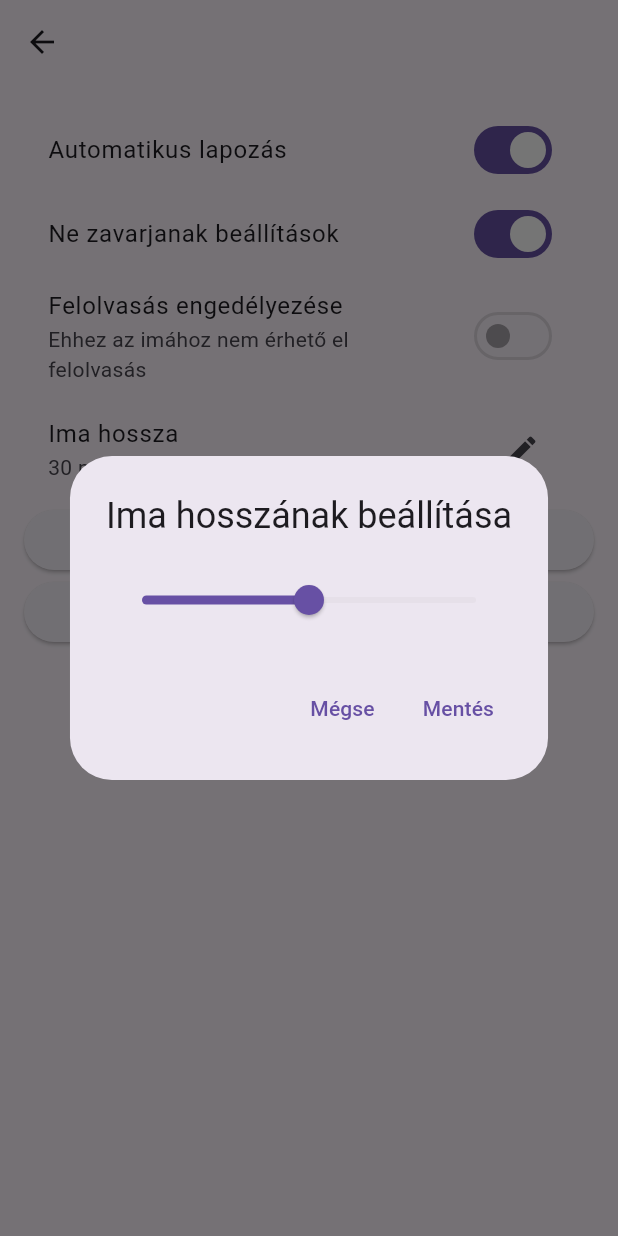
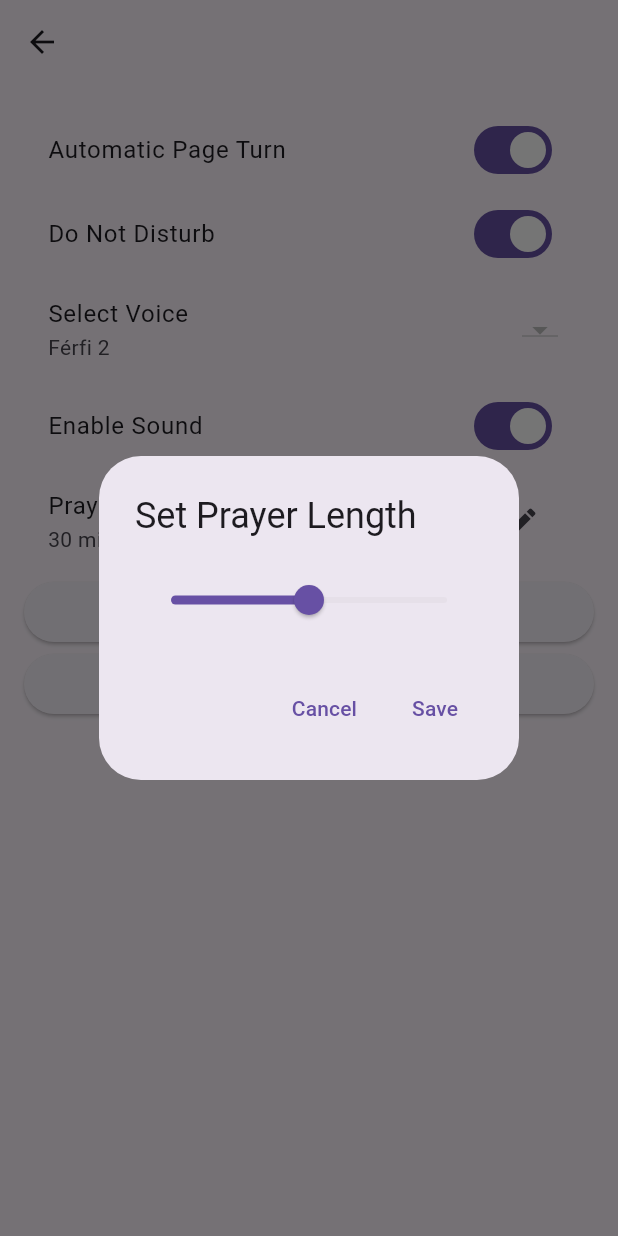
Before and after one commit to szentjozsefhackathon/ignacio_prayers_flutter_application, a Flutter app: the PrayerSettingsPage screen opened directly with empty values, after a tap on the "edit" icon, on a phone screen of 412 x 824 dp. Run offline on Flutter 3.47's test engine with Material 3 defaults, Android fonts, the phone set to English and light mode, and no system bars; our stand-ins replace grouped_list, just_audio, permission_handler, shared_preferences, vibration; missing offline and left inert: alarm, do_not_disturb, enum_to_string; accounts and stored records are empty; network calls fail.

Commit message:
Revert "prayer settings load strings from hungarian_language_constants and checking currentPrayer.voiceOptions.isEmpty is added and fixed"
This reverts commit 6ef223623d9df6fde9b922b2c02fc83699fa0a06.

```diff
--- a/lib/constants/constants.dart
+++ b/lib/constants/constants.dart
@@ -1,3 +1,8 @@
+
+// Layout constants
+const String TITLE = 'Flutter Demo';
+const String APP_BAR_TITLE = 'Flutter Demo Home Page';
+
 // Data constants
 // Shared Preferencies keys
 // Data keys
--- a/lib/constants/hungarian_language_constants.dart
+++ /dev/null
@@ -1,44 +0,0 @@
-
-const String TITLE = 'Ignáci imák';
-const String APP_BAR_TITLE = 'Ignáci imák';
-
-const String ERROR = 'Hiba';
-const String OK = 'OK';
-const String CANCEL = 'Mégse';
-const String YES = 'Igen';
-const String NO = 'Nem';
-const String SAVE = 'Mentés';
-
-
-const String SETTINGS = 'Beállítások';
-const String DND_SETTINGS = 'Ne zavarjanak beállítások';
-const String THEME_MODE = 'Téma beállítása';
-
-const String IMPRESSUM = 'Impresszum';
-
-const Map<String, String> THEME_MODE_ENUM = {
-  'light': 'Világos',
-  'dark': 'Sötét',
-  'system': 'Rendszer',
-};
-
-const String DAILY_NOTIFIER = 'Napi értesítő';
-const String DAILY_NOTIFIER_HOUR = 'Napi értesítő óra';
-const String DAILY_NOTIFIER_MINUTE = 'Napi értesítő perc';
-
-
-// description settings page
-const String SETUP_PRAYER = 'Ima beállítása';
-
-
-// prayer settings page
-const String AUTO_PAGE_TURN = 'Automatikus lapozás';
-const String SELECT_VOICE = 'Felolvasó kiválasztása';
-const String ENABLE_SOUND = 'Felolvasás engedélyezése';
-const String DISABLED_FOR_THIS_PRAYER = 'Ehhez az imához nem érhető el felolvasás';
-const String PRAYER_LENGTH = 'Ima hossza';
-const String SET_PRAYER_LENGTH = 'Ima hosszának beállítása';
-const String MINUTES = 'perc';
-
-const String MORE_SETTINGS = 'További beállítások';
-const String START_PRAYER = 'IMÁDSÁG KEZDÉSE';
--- a/lib/main.dart
+++ b/lib/main.dart
@@ -6,17 +6,16 @@ import 'data_descriptors/user_settings_data.dart';
 import 'dart:io' show Platform;
 import 'package:permission_handler/permission_handler.dart';
 import 'package:alarm/alarm.dart';
-import 'constants/hungarian_language_constants.dart';
 
 void main() async {
   WidgetsFlutterBinding.ensureInitialized();
   await Alarm.init();
 
-  runApp(const IgnacioPrayersApp());
+  runApp(IgnacioPrayersApp());
 }
 
 class IgnacioPrayersApp extends StatefulWidget {
-  const IgnacioPrayersApp({super.key});
+  const IgnacioPrayersApp({Key? key}) : super(key: key);
 
   @override
   State<IgnacioPrayersApp> createState() => _IgnacioPrayersAppState();
@@ -29,8 +28,6 @@ class _IgnacioPrayersAppState extends State<IgnacioPrayersApp> {
 
   // TODO: multiple languages
   // final String defaultLocale = Platform.localeName;
-
-  // TODO: Permission handling
 
   // Add any state variables you need to update
   UserSettingsData _userSettingsData = UserSettingsData.withDefaults();
@@ -61,15 +58,16 @@ class _IgnacioPrayersAppState extends State<IgnacioPrayersApp> {
   @override
   Widget build(BuildContext context) {
     return MaterialApp(
-      title: TITLE,
+      title: 'Ignáci imák',
       theme: ThemeData.light(),
       darkTheme: ThemeData.dark(),
       themeMode: _userSettingsData.themeMode,
+      home: PrayerGroupsPage(title: 'Ignáci imák'),
       // theme: ThemeData(
       //   colorScheme: ColorScheme.fromSeed(seedColor: Colors.cyan.shade900),
       //   useMaterial3: true,
       // ),
-      home: const PrayerGroupsPage(title: APP_BAR_TITLE),
+      // home: const MyHomePage(title: 'Flutter Demo Home Page'),
       routes: {
         '/settings': (context) => SettingsPage(
           userSettings: _userSettingsData,
--- a/lib/menu/prayers_page.dart
+++ b/lib/menu/prayers_page.dart
@@ -3,6 +3,8 @@ import 'package:flutter/material.dart';
 import 'package:ignacio_prayers_flutter_application/data_descriptors/prayer.dart';
 import '../data_handlers/data_manager.dart';
 import '../prayer/prayer_description_page.dart';
+import 'package:grouped_list/grouped_list.dart';
+import 'dart:io';
 import 'package:flutter/foundation.dart'; // For kIsWeb
 
 
@@ -11,7 +13,7 @@ class PrayersPage extends StatelessWidget {
   final String title;
   final DataManager dataManager;
 
-  const PrayersPage({super.key, required this.title, required this.prayers, required this.dataManager});
+  PrayersPage({required this.title, required this.prayers, required this.dataManager});
 
   @override
   Widget build(BuildContext context) {
@@ -38,7 +40,7 @@ class PrayersPage extends StatelessWidget {
                   borderRadius: BorderRadius.circular(10.0),
                 ),
                 elevation: 4,
-                margin: const EdgeInsets.all(10),
+                margin: EdgeInsets.all(10),
                 child: InkWell(
                   onTap: () {
                       Navigator.push(
--- a/lib/prayer/prayer_settings_page.dart
+++ b/lib/prayer/prayer_settings_page.dart
@@ -1,13 +1,10 @@
 import 'package:flutter/material.dart';
-import 'package:flutter/foundation.dart';
-
-import '../constants/hungarian_language_constants.dart';
 import '../data_handlers/data_manager.dart';
 import '../data_descriptors/prayer.dart';
+import 'prayer_page.dart';
 import '../data_descriptors/user_settings_data.dart';
 import '../settings/user_settings_manager.dart';
-
-import 'prayer_page.dart';
+import 'package:flutter/foundation.dart';
 
 
 class PrayerSettingsPage extends StatefulWidget {
@@ -15,10 +12,10 @@ class PrayerSettingsPage extends StatefulWidget {
   final DataManager dataManager;
 
   const PrayerSettingsPage({
-    super.key,
+    Key? key,
     required this.prayer,
     required this.dataManager
-    });
+    }): super(key: key);
 
   @override
   _PrayerSettingsPageState createState() => _PrayerSettingsPageState();
@@ -56,11 +53,6 @@ class _PrayerSettingsPageState extends State<PrayerSettingsPage> {
   Widget build(BuildContext context) {
     final Prayer currentPrayer = widget.prayer;
 
-    // If there are no voice options, disable sound
-    if (currentPrayer.voiceOptions.isEmpty) {
-      _userSettingsData.prayerSoundEnabled = false;
-    }
-
     return Scaffold(
       appBar: AppBar(
         title: Text(currentPrayer.title),
@@ -69,7 +61,7 @@ class _PrayerSettingsPageState extends State<PrayerSettingsPage> {
         padding: const EdgeInsets.all(16.0),
         children: [
           SwitchListTile(
-            title: const Text(AUTO_PAGE_TURN),
+            title: const Text("Automatic Page Turn"),
             value: _userSettingsData.autoPageTurn,
             onChanged: (newValue) {
               _userSettingsData.autoPageTurn = newValue;
@@ -78,19 +70,19 @@ class _PrayerSettingsPageState extends State<PrayerSettingsPage> {
           ),
           if(!kIsWeb)
             SwitchListTile(
-              title: const Text(DND_SETTINGS),
+              title: const Text("Do Not Disturb"),
               value: _userSettingsData.dnd,
               onChanged: (newValue) {
                 _userSettingsData.dnd = newValue;
                 _updateUserSettings(_userSettingsData);
               },
             ),
-          if (currentPrayer.voiceOptions.isNotEmpty)
+          if (currentPrayer.voiceOptions != [])
             ListTile(
-              title: const Text(SELECT_VOICE),
+              title: const Text("Select Voice"),
               subtitle: Text(_userSettingsData.voiceChoice),
               trailing: DropdownButton<String>(
-                value: _userSettingsData.voiceChoice,
+                value: _userSettingsData.voiceChoice, //TODO: check if this voice is available
                 onChanged: (newValue) {
                   if (newValue != null) {
                     _userSettingsData.voiceChoice = newValue;
@@ -105,9 +97,9 @@ class _PrayerSettingsPageState extends State<PrayerSettingsPage> {
                     .toList(),
               ),
             ),
-          if (currentPrayer.voiceOptions.isNotEmpty)
+          if (currentPrayer.voiceOptions != [])
             SwitchListTile(
-              title: const Text(ENABLE_SOUND),
+              title: const Text("Enable Sound"),
               value: _userSettingsData.prayerSoundEnabled,
               onChanged: (newValue) {
                 _userSettingsData.prayerSoundEnabled = newValue;
@@ -116,24 +108,22 @@ class _PrayerSettingsPageState extends State<PrayerSettingsPage> {
             )
           else
             ListTile(
-              title: const Text(ENABLE_SOUND),
-              subtitle: const Text(DISABLED_FOR_THIS_PRAYER),
-              trailing: Switch(
-                value: _userSettingsData.prayerSoundEnabled,
-                onChanged: null),
+              title: Text("Enable Sound"),
+              subtitle: Text("Disabled for this prayer"),
+              trailing: Switch(value: false, onChanged: null),
             ),
           ListTile(
-            title: const Text(PRAYER_LENGTH),
+            title: Text("Prayer Length"),
             subtitle: Text("${_userSettingsData.prayerLength} minutes"),
             trailing: IconButton(
-              icon: const Icon(Icons.edit),
+              icon: Icon(Icons.edit),
               onPressed: () {
                 showDialog(
                   context: context,
                   builder: (context) {
                     int tempLength = _userSettingsData.prayerLength;
                     return AlertDialog(
-                      title: const Text(SET_PRAYER_LENGTH),
+                      title: Text("Set Prayer Length"),
                       content: StatefulBuilder(
                         builder: (BuildContext context, StateSetter setState) {
                           return Column(
@@ -144,7 +134,7 @@ class _PrayerSettingsPageState extends State<PrayerSettingsPage> {
                                 min: currentPrayer.minTimeInMinutes.toDouble(),
                                 max: 60,
                                 divisions: 60 - currentPrayer.minTimeInMinutes,
-                                label: "$tempLength $MINUTES",
+                                label: "$tempLength minutes",
                                 onChanged: (value) {
                                   setState(() {
                                     tempLength = value.toInt();
@@ -160,7 +150,7 @@ class _PrayerSettingsPageState extends State<PrayerSettingsPage> {
                           onPressed: () {
                             Navigator.pop(context);
                           },
-                          child: const Text(CANCEL),
+                          child: Text("Cancel"),
                         ),
                         TextButton(
                           onPressed: () {
@@ -168,7 +158,7 @@ class _PrayerSettingsPageState extends State<PrayerSettingsPage> {
                             _updateUserSettings(_userSettingsData);
                             Navigator.pop(context);
                           },
-                          child: const Text(SAVE),
+                          child: Text("Save"),
                         ),
                       ],
                     );
@@ -181,7 +171,7 @@ class _PrayerSettingsPageState extends State<PrayerSettingsPage> {
             onPressed: () {
               Navigator.pushNamed(context, '/settings');
             },
-            child: const Text(MORE_SETTINGS),
+            child: Text("More settings"),
           ),
           ElevatedButton(
             onPressed: () {
@@ -192,7 +182,7 @@ class _PrayerSettingsPageState extends State<PrayerSettingsPage> {
                 ),
               );
             },
-            child: const Text(START_PRAYER),
+            child: Text("Start Prayer"),
           ),
         ],
       ),
--- a/lib/settings/settings_page.dart
+++ b/lib/settings/settings_page.dart
@@ -8,8 +8,6 @@ import 'package:flutter/foundation.dart';
 import 'impressum_page.dart';
 import 'switch_card.dart';
 import 'enum_card.dart';
-
-import '../constants/hungarian_language_constants.dart';
 
 import '../alarm_service/screens/edit_alarm.dart';
 import '../alarm_service/screens/ring.dart';
@@ -52,9 +50,9 @@ class _SettingsPageState extends State<SettingsPage> {
   Widget build(BuildContext context) {
     return Scaffold(
         appBar: AppBar(
-          title: const Text(SETTINGS),
+          title: Text("Settings"),
           leading: IconButton(
-            icon: const Icon(Icons.arrow_back),
+            icon: Icon(Icons.arrow_back),
             onPressed: () {
               Navigator.pop(context);
             },
@@ -223,7 +221,7 @@ class _SettingsOptionsState extends State<SettingsOptions> {
               children: <Widget>[
                 if(!kIsWeb)
                   SwitchCard<String>( //TODO: change to EnumCard because of the new way of handling do not disturb
-                    title: DND_SETTINGS,
+                    title: 'Settings',
                     values: _switchStates,
                     onChanged: _dndStateChanged,
                     switchLabels: {
@@ -299,7 +297,7 @@ class _SettingsOptionsState extends State<SettingsOptions> {
                       );
                     },
                     child: Center(
-                      child: Text(IMPRESSUM),
+                      child: Text("Impressum"),
                     ),
                   ),
                 ),
```
Also changed, not shown: lib/constants/language_constants.dart (+0 -9 lines), lib/menu/prayer_groups_page.dart (+5 -5 lines), lib/prayer/prayer_description_page.dart (+6 -5 lines).
